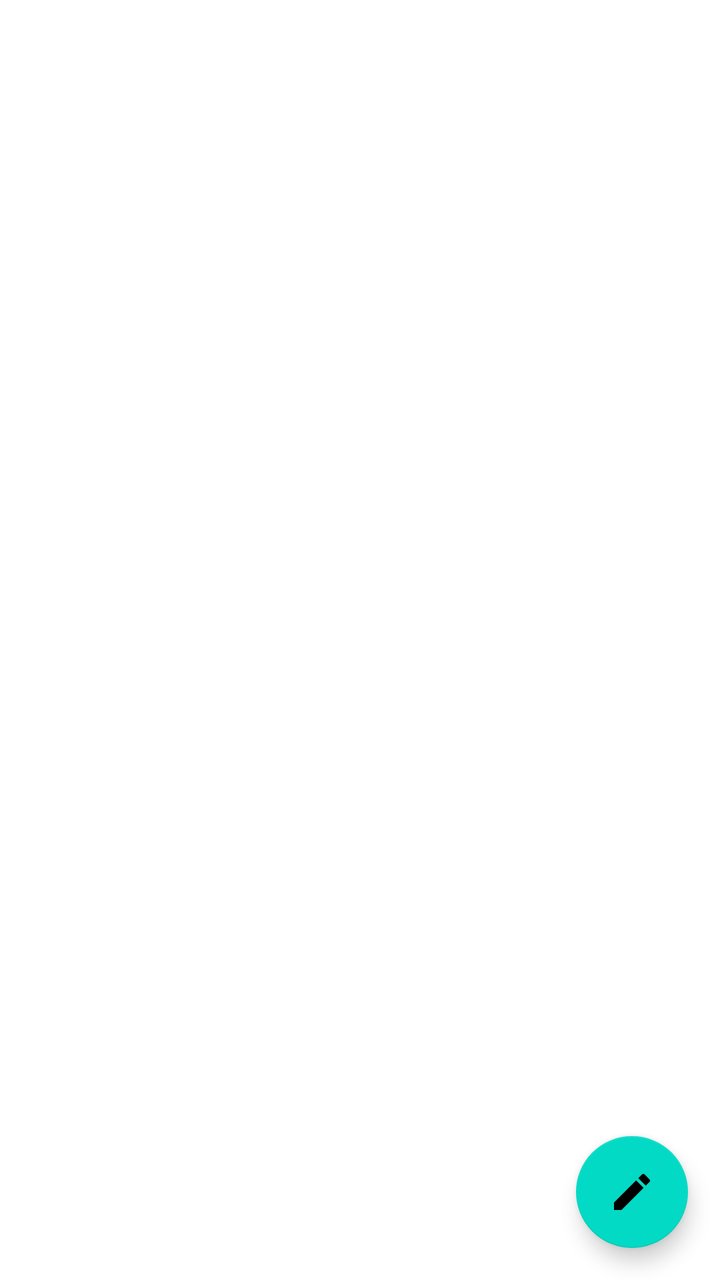
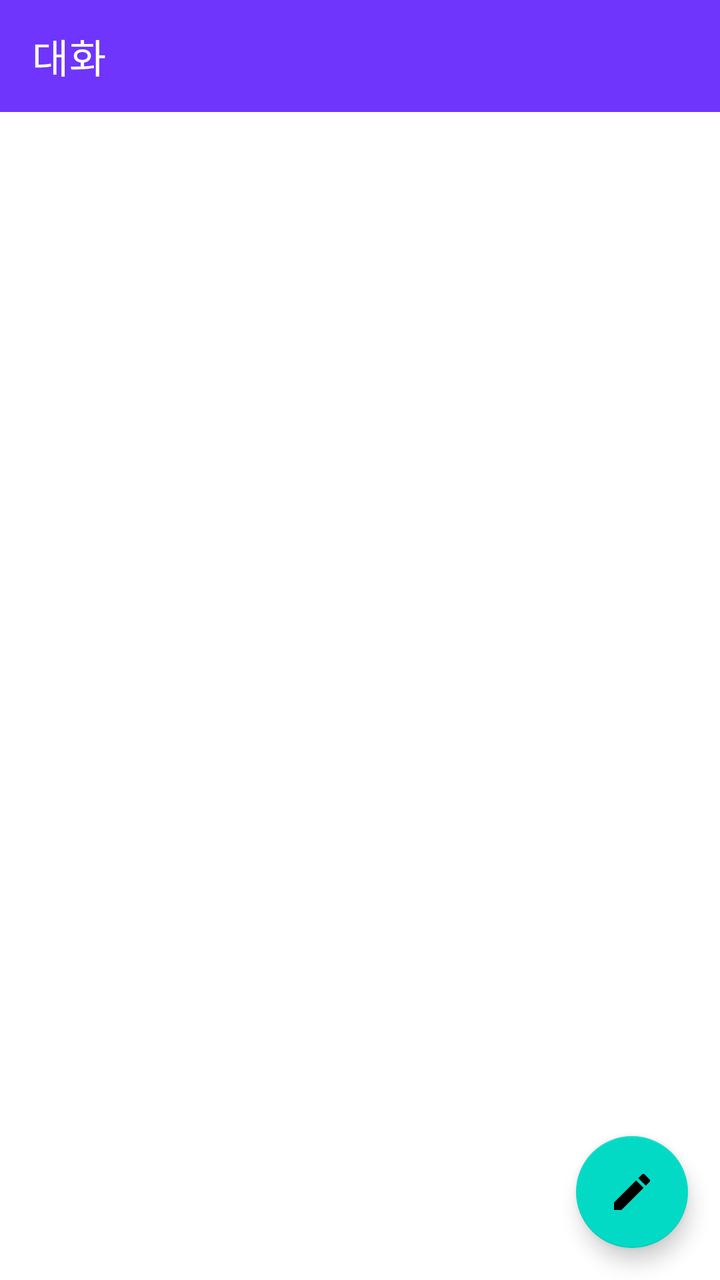

An Android layout rendered at two revisions. The XML below is the earlier revision; the diff shows what the commit changed to produce the second picture.
<!-- AndroidManifest.xml: application theme Theme.SMSApp -->
<!-- res/layout/fragment_conversations.xml -->
<?xml version="1.0" encoding="utf-8"?>
<androidx.coordinatorlayout.widget.CoordinatorLayout
    xmlns:android="http://schemas.android.com/apk/res/android"
    xmlns:app="http://schemas.android.com/apk/res-auto"
    android:layout_width="match_parent"
    android:layout_height="match_parent">

    <LinearLayout
        android:id="@+id/emptyContainer"
        android:orientation="vertical"
        android:gravity="center"
        android:visibility="gone"
        android:layout_width="match_parent"
        android:layout_height="match_parent"
        android:padding="32dp">

        <ImageView
            android:layout_width="64dp"
            android:layout_height="64dp"
            android:src="@drawable/ic_empty_sms" />

        <TextView
            android:layout_width="wrap_content"
            android:layout_height="wrap_content"
            android:text="현재 메시지가 없습니다"
            android:textSize="16sp"
            android:layout_marginTop="8dp"/>
    </LinearLayout>

    <androidx.recyclerview.widget.RecyclerView
        android:id="@+id/rvConv"
        android:layout_width="match_parent"
        android:layout_height="match_parent"/>

    <com.google.android.material.floatingactionbutton.FloatingActionButton
        android:id="@+id/fabCompose"
        android:layout_width="wrap_content"
        android:layout_height="wrap_content"
        android:layout_margin="16dp"
        android:src="@drawable/ic_baseline_edit_24"
        android:contentDescription="새 대화 시작"
        app:layout_anchor="@id/rvConv"
        app:layout_anchorGravity="bottom|end"/>
</androidx.coordinatorlayout.widget.CoordinatorLayout>
<!-- resources referenced by this layout -->
<resources>
  <!-- drawable ic_baseline_edit_24 (drawable) -->
  <?xml version="1.0" encoding="utf-8"?>
  <vector xmlns:android="http://schemas.android.com/apk/res/android"
      android:width="24dp" android:height="24dp"
      android:viewportWidth="24" android:viewportHeight="24">
      <path
          android:fillColor="#FFFFFFFF"
          android:pathData="M3,17.25V21h3.75L17.81,9.94l-3.75,-3.75L3,17.25zM20.71,7.04a1.003,1.003 0,0 0 0,-1.41l-2.34,-2.34a1.003,1.003 0,0 0 -1.41,0l-1.83,1.83l3.75,3.75l1.83,-1.83z"/>
  </vector>
  <!-- drawable ic_empty_sms (drawable) -->
  <?xml version="1.0" encoding="utf-8"?>
  <vector xmlns:android="http://schemas.android.com/apk/res/android"
      android:width="64dp" android:height="64dp"
      android:viewportWidth="24" android:viewportHeight="24">
      <path
          android:fillColor="#FFAAAAAA"
          android:pathData="M20,2H4c-1.1,0 -2,0.9 -2,2v18l4,-4h14c1.1,0 2,-0.9 2,-2V4c0,-1.1 -0.9,-2 -2,-2zM20,16H5.17L4,17.17V4h16v12z"/>
  </vector>
  <style name="Theme.SMSApp" parent="Theme.MaterialComponents.DayNight.NoActionBar">
          <item name="colorPrimary">@color/purple_500</item>
          <item name="colorPrimaryVariant">@color/purple_700</item>
          <item name="colorOnPrimary">@android:color/white</item>
          <item name="colorSecondary">@color/teal_200</item>
          <item name="android:statusBarColor">@color/purple_700</item>
      </style>
  <color name="purple_500">#6F35FC</color>
  <color name="purple_700">#4E1DF5</color>
  <color name="teal_200">#03DAC5</color>
</resources>

<!-- the commit's change to res/layout/fragment_conversations.xml (unified diff, before → after) -->
@@ -2,8 +2,17 @@
 <androidx.coordinatorlayout.widget.CoordinatorLayout
     xmlns:android="http://schemas.android.com/apk/res/android"
     xmlns:app="http://schemas.android.com/apk/res-auto"
+    android:id="@+id/convRoot"
     android:layout_width="match_parent"
     android:layout_height="match_parent">
+
+    <com.google.android.material.appbar.MaterialToolbar
+        android:id="@+id/toolbar"
+        android:layout_width="match_parent"
+        android:layout_height="?attr/actionBarSize"
+        android:background="?attr/colorPrimary"
+        app:title="대화"
+        app:titleTextColor="@android:color/white"/>
 
     <LinearLayout
         android:id="@+id/emptyContainer"
@@ -12,13 +21,13 @@
         android:visibility="gone"
         android:layout_width="match_parent"
         android:layout_height="match_parent"
-        android:padding="32dp">
+        android:padding="32dp"
+        android:layout_marginTop="?attr/actionBarSize">
 
         <ImageView
             android:layout_width="64dp"
             android:layout_height="64dp"
-            android:src="@drawable/ic_empty_sms" />
-
+            android:src="@drawable/ic_empty_sms"/>
         <TextView
             android:layout_width="wrap_content"
             android:layout_height="wrap_content"
@@ -30,7 +39,8 @@
     <androidx.recyclerview.widget.RecyclerView
         android:id="@+id/rvConv"
         android:layout_width="match_parent"
-        android:layout_height="match_parent"/>
+        android:layout_height="match_parent"
+        android:layout_marginTop="?attr/actionBarSize"/>
 
     <com.google.android.material.floatingactionbutton.FloatingActionButton
         android:id="@+id/fabCompose"
@@ -38,7 +48,7 @@
         android:layout_height="wrap_content"
         android:layout_margin="16dp"
         android:src="@drawable/ic_baseline_edit_24"
-        android:contentDescription="새 대화 시작"
+        android:contentDescription="새 대화"
         app:layout_anchor="@id/rvConv"
         app:layout_anchorGravity="bottom|end"/>
 </androidx.coordinatorlayout.widget.CoordinatorLayout>
